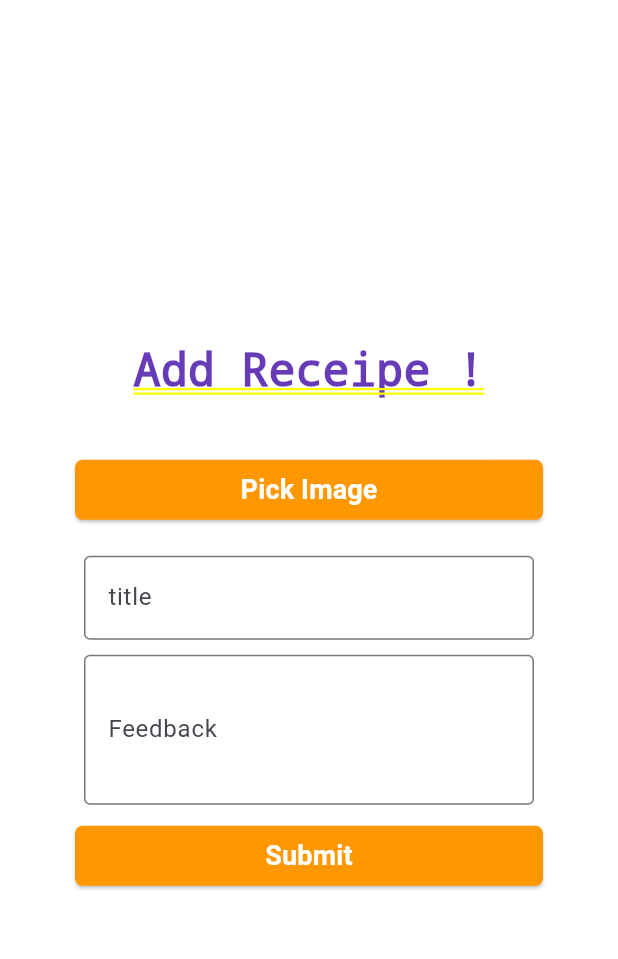
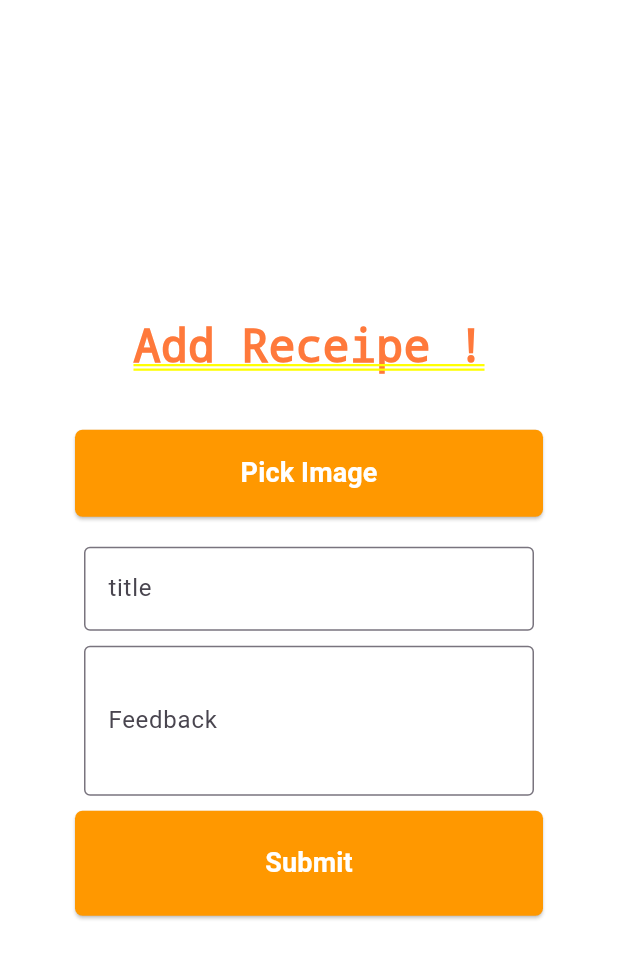
Before and after one commit to Furlucky126/Receipe, a Flutter app: the AddPage screen opened by its route, on a phone screen of 412 x 824 dp. Shown: the top 959 px of the screen. Run offline on Flutter 3.47's test engine with Material 3 defaults, Android fonts, the light colour scheme and no system bars; our stand-ins replace cloud_firestore, firebase_auth, firebase_core, firebase_storage, geolocator, image_picker; accounts and stored records are empty; network calls fail; statements that could not run were skipped.

Commit message:
ui updated

```diff
--- a/lib/UI/TabBar/AddPage.dart
+++ b/lib/UI/TabBar/AddPage.dart
@@ -29,18 +29,18 @@ class _AddPageState extends State<AddPage> {
     return Center(
       child: SingleChildScrollView(
         child: Container(
-          padding: EdgeInsets.symmetric(horizontal: 50),
+          padding: const EdgeInsets.symmetric(horizontal: 50),
           child: Column(
             mainAxisAlignment: MainAxisAlignment.center,
             children: [
-              Text(
+              const Text(
                 'Add Receipe !',
                 style: TextStyle(
                     fontSize: 30,
-                    color: Colors.deepPurple,
+                    color: Color.fromARGB(255, 255, 121, 59),
                     fontWeight: FontWeight.bold),
               ),
-              SizedBox(height: 28),
+              const SizedBox(height: 28),
               if (_selectedImage != null)
                 Image.file(
                   _selectedImage!,
@@ -48,28 +48,32 @@ class _AddPageState extends State<AddPage> {
                   width: MediaQuery.of(context).size.width,
                   fit: BoxFit.cover,
                 ),
-              SizedBox(
+              const SizedBox(
                 height: 10,
               ),
               Row(
                 children: [
                   Expanded(
+                      child: SizedBox(
+                    height: 58,
                     child: ElevatedButton(
                         style: ButtonStyle(
                             backgroundColor:
                                 WidgetStateProperty.all<Color>(Colors.orange),
-                              shape: WidgetStateProperty.all<
-                                      RoundedRectangleBorder>(
+                            shape:
+                                WidgetStateProperty.all<RoundedRectangleBorder>(
                                     RoundedRectangleBorder(
-                                      borderRadius: BorderRadius.circular(5)))),
+                                        borderRadius:
+                                            BorderRadius.circular(5)))),
                         onPressed: _pickImage,
-                          child: Text(
+                        child: const Text(
                           'Pick Image',
                           style: TextStyle(
                               color: Colors.white,
                               fontSize: 18,
                               fontWeight: FontWeight.bold),
-                          )))
+                        )),
+                  ))
                 ],
               ),
               // ElevatedButton(
@@ -116,30 +120,33 @@ class _AddPageState extends State<AddPage> {
               Row(
                 children: [
                   Expanded(
+                      child: SizedBox(
+                    height: 70,
                     child: ElevatedButton(
                         style: ButtonStyle(
                             backgroundColor:
                                 WidgetStateProperty.all<Color>(Colors.orange),
-                              shape: WidgetStateProperty.all<
-                                      RoundedRectangleBorder>(
+                            shape:
+                                WidgetStateProperty.all<RoundedRectangleBorder>(
                                     RoundedRectangleBorder(
-                                      borderRadius: BorderRadius.circular(5)))),
+                                        borderRadius:
+                                            BorderRadius.circular(5)))),
                         onPressed: () {
                           uploadImageToFirebaseStorage(_selectedImage!).then(
                             (value) {
                               ScaffoldMessenger.of(context).showSnackBar(
-                                    SnackBar(
-                                        content: Text('Added SuccesFully')));
+                                  SnackBar(content: Text('Added SuccesFully')));
                             },
                           );
                         },
-                          child: Text(
+                        child: const Text(
                           'Submit',
                           style: TextStyle(
                               color: Colors.white,
                               fontSize: 18,
                               fontWeight: FontWeight.bold),
-                          )))
+                        )),
+                  ))
                 ],
               ),
               // ElevatedButton(
--- a/lib/UI/receipedetail.dart
+++ b/lib/UI/receipedetail.dart
@@ -16,7 +16,7 @@ class Receipedetail extends StatelessWidget {
       appBar: AppBar(
         backgroundColor: Colors.orange,
         foregroundColor: Colors.white,
-        title: Text(
+        title: const Text(
           'Receipe Detail',
           style: TextStyle(fontWeight: FontWeight.bold),
         ),
@@ -48,7 +48,7 @@ class Receipedetail extends StatelessWidget {
                     color: Colors.orange),
               ),
             ),
-            Padding(
+            const Padding(
               padding: const EdgeInsets.symmetric(horizontal: 25),
               child: Text(
                   'Lorem Ipsum is simply dummy text of the printing and typesetting industry. Lorem Ipsum has been the industrys standard dummy text ever since the 1500s, when an ...'),
```
Also changed, not shown: lib/UI/TabBar/appbar.dart (added, +45 -0 lines), lib/UI/home.dart (+36 -10 lines), lib/UI/services/MyListScreen.dart (+5 -3 lines), lib/main.dart (+1 -7 lines). Lines whose indentation alone changed are shown as unchanged.
